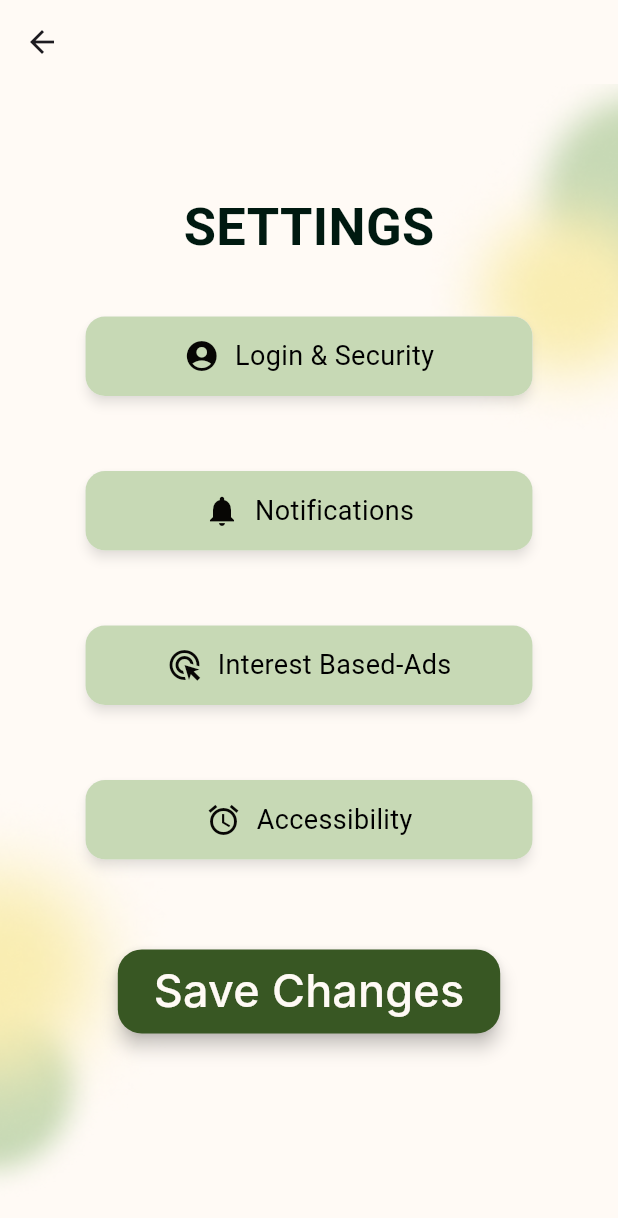
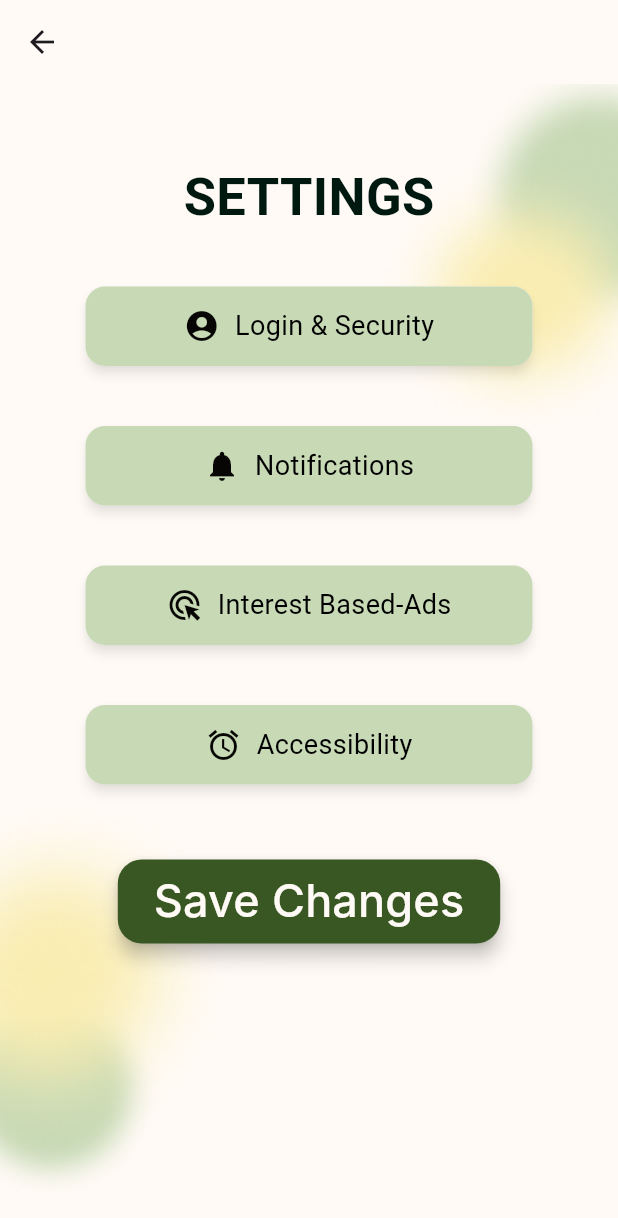
Before and after one commit to EllieNtasio/readally-android, a Flutter app: the BooksPage screen opened directly, after a tap on the "menu" icon, after a tap on "Settings", on a phone screen of 412 x 824 dp. Shown: the top 1218 px of the screen. Run offline on Flutter 3.47's test engine with Material 3 defaults, Android fonts, the phone set to English and light mode, and no system bars; our stand-ins replace cloud_firestore, firebase_core; accounts and stored records are empty; Roboto replaces fonts that are missing (Inter).

Commit message:
bugs fixed

```diff
--- a/lib/authentication/signin.dart
+++ b/lib/authentication/signin.dart
@@ -47,7 +47,7 @@ class _SignInPageState extends State<SignInPage> {
       body: Stack(
         children: [
           Positioned(
-            bottom: -100,
+            bottom: -110,
             left: 140,
             child: Padding(
               padding: const EdgeInsets.all(16.0),
--- a/lib/bookspage.dart
+++ b/lib/bookspage.dart
@@ -1,3 +1,4 @@
+
 import 'package:flutter/material.dart';
 import 'package:readally/components/card.dart';
 import 'package:readally/database.dart';
@@ -54,7 +55,7 @@ class BooksPage extends StatelessWidget {
                     crossAxisAlignment: CrossAxisAlignment.start,
                     children: [
                       Text(
-                        'Welcome back, Ellie!',
+                        'Welcome Ellie!',
                         style: TextStyle(
                           fontSize: 24,
                           fontWeight: FontWeight.bold,
@@ -74,8 +75,8 @@ class BooksPage extends StatelessWidget {
                   ),
                   Image.asset(
                     'assets/images/flowers.png',
-                    width: 90,
-                    height: 90,
+                    width: 70,
+                    height: 70,
                     fit: BoxFit.cover,
                   ),
                 ],
--- a/lib/components/drawer.dart
+++ b/lib/components/drawer.dart
@@ -21,7 +21,10 @@ class AppDrawer extends StatelessWidget {
                   width: double.infinity,
                   height: 180.0,
                   padding: EdgeInsets.all(14.0),
-                  child: Row(
+                  child: Column(
+                    children: [
+                      SizedBox(height: 40), // Added space above CircleAvatar and text
+                      Row(
                         children: [
                           Container(
                             decoration: BoxDecoration(
@@ -59,6 +62,8 @@ class AppDrawer extends StatelessWidget {
                                 ),
                               ],
                             ),
+                          ),
+                        ],
                       ),
                     ],
                   ),
--- a/lib/secpages/profile.dart
+++ b/lib/secpages/profile.dart
@@ -24,7 +24,8 @@ class ProfileScreen extends StatelessWidget {
                 height: 400,
               ),
             ),
-            Container(
+            SingleChildScrollView( // Wrap the content inside SingleChildScrollView
+              child: Container(
                 padding: EdgeInsets.all(0),
                 child: Column(
                   crossAxisAlignment: CrossAxisAlignment.center,
@@ -278,7 +279,9 @@ class ProfileScreen extends StatelessWidget {
                         ),
                       ],
                     ),
+                    SizedBox(height: 40), // Ensure there’s enough bottom space
                   ],
+                ),
               ),
             ),
           ],
--- a/lib/secpages/settings.dart
+++ b/lib/secpages/settings.dart
@@ -17,7 +17,7 @@ class SettingsPage extends StatelessWidget {
         children: [
           Positioned(
             top: -40,
-            left: 250,
+            left: 220,
             child: Image.asset(
               'assets/images/circles.png',
               width: 300,
@@ -26,7 +26,7 @@ class SettingsPage extends StatelessWidget {
           ),
           Positioned(
             bottom: -40,
-            right: 180,
+            right: 140,
             child: Image.asset(
               'assets/images/bb.png',
               width: 400,
@@ -39,7 +39,7 @@ class SettingsPage extends StatelessWidget {
               child: Column(
                 mainAxisAlignment: MainAxisAlignment.start,
                 children: [
-                  const SizedBox(height: 20),
+                  const SizedBox(height: 0),
                   Text(
                     'SETTINGS',
                     style: TextStyle(
@@ -50,13 +50,13 @@ class SettingsPage extends StatelessWidget {
                   ),
                   const SizedBox(height: 35),
                   _buildSettingOption(context, Icons.account_circle, 'Login & Security', const LoginSecurityPage()),
+                  const SizedBox(height: 40),
+                  _buildSettingOption(context, Icons.notifications, 'Notifications', const NotificationsPage()),
+                  const SizedBox(height: 40),
+                  _buildSettingOption(context, Icons.ads_click, 'Interest Based-Ads', const InterestBasedAdsPage()),
+                  const SizedBox(height: 40),
+                  _buildSettingOption(context, Icons.access_alarm, 'Accessibility', const AccessibilityPage()),
                   const SizedBox(height: 50),
-                  _buildSettingOption(context, Icons.notifications, 'Notifications', const NotificationsPage()),
-                  const SizedBox(height: 50),
-                  _buildSettingOption(context, Icons.ads_click, 'Interest Based-Ads', const InterestBasedAdsPage()),
-                  const SizedBox(height: 50),
-                  _buildSettingOption(context, Icons.access_alarm, 'Accessibility', const AccessibilityPage()),
-                  const SizedBox(height: 60),
                   ElevatedButton(
                     onPressed: () {
                       print('Changes saved');
```
Also changed, not shown: lib/authentication/signup.dart (+13 -6 lines), lib/components/card.dart (+12 -6 lines), lib/opening.dart (+4 -3 lines), lib/secpages/clicked.dart (+5 -9 lines), lib/secpages/newlist.dart (+3 -7 lines). Lines whose indentation alone changed are shown as unchanged.
